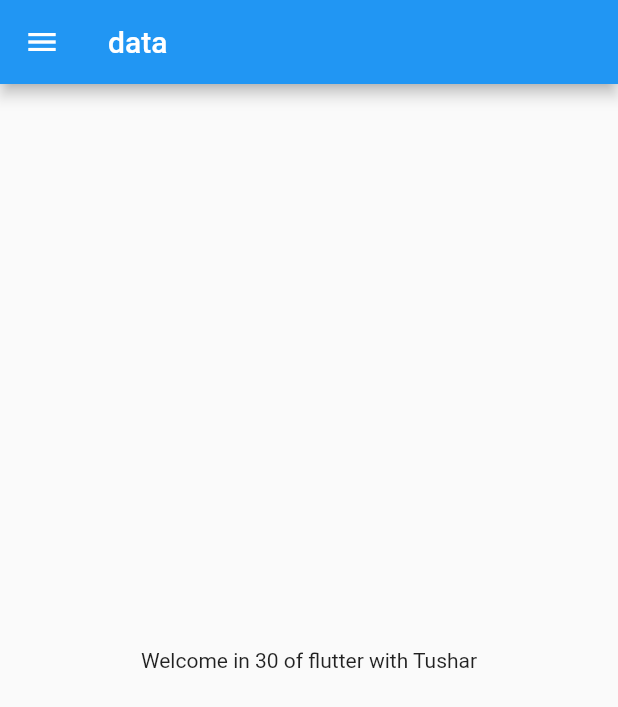
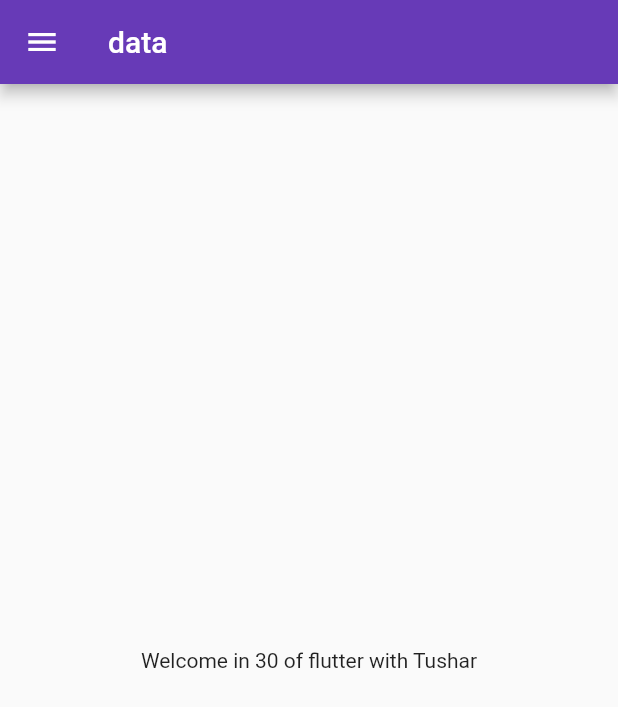
Before and after one commit to TusharPagote/flutter_catalog, a Flutter app: the screen it shows after launch, on a phone screen of 412 x 824 dp. Shown: the top 707 px of the screen. Run offline on Flutter 3.47's test engine with Material 2 defaults, Android fonts, the phone set to English and light mode, and no system bars.

Commit message:
day 3 completed

```diff
--- a/lib/main.dart
+++ b/lib/main.dart
@@ -1,5 +1,6 @@
 import 'package:flutter/material.dart';
-import 'package:flutter_catalog/home_page.dart';
+import 'package:flutter_catalog/pages/home_page.dart';
+import 'package:flutter_catalog/pages/login_page.dart';
 
 void main() {
   runApp(MyApp());
@@ -10,6 +11,18 @@ class MyApp extends StatelessWidget {
 
   @override
   Widget build(BuildContext context) {
-    return MaterialApp(home: HomePage());
+    return MaterialApp(
+      debugShowCheckedModeBanner: false,
+      // home: HomePage(),
+      themeMode: ThemeMode.light,
+      theme: ThemeData(primarySwatch: Colors.deepPurple),
+      darkTheme: ThemeData(brightness: Brightness.dark),
+      initialRoute: "/home",
+      routes: {
+        "/": (context) => LoginPage(),
+        "/home": (context) => HomePage(),
+        "/login": (context) => LoginPage()
+      },
+    );
   }
 }
```
Also changed, not shown: lib/pages/login_page.dart (added, +14 -0 lines), lib/pages/home_page.dart (renamed from lib/home_page.dart).
